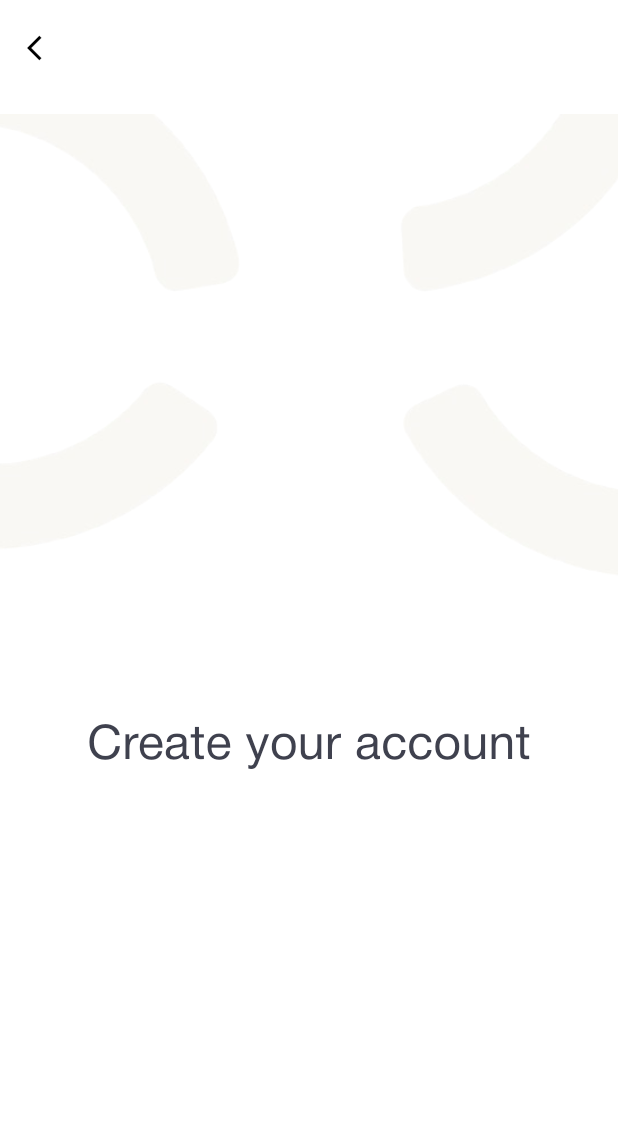
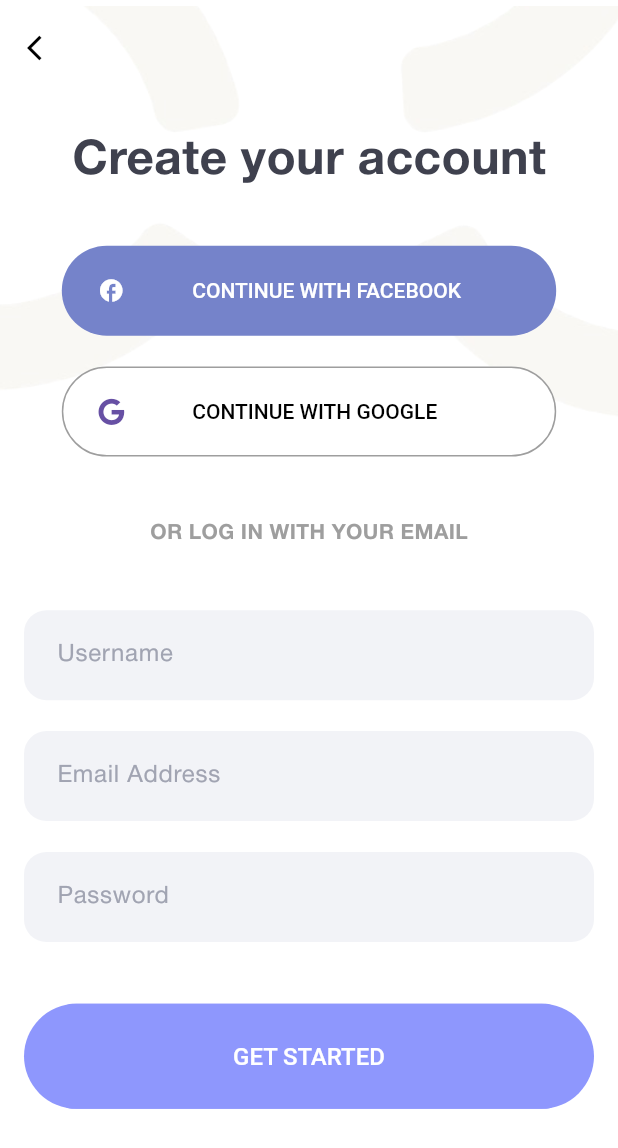
Before and after one commit to Tolutoon/silent_moon, a Flutter app: the SignUpPage screen opened by its route, on a phone screen of 412 x 824 dp. Shown: the top 1148 px of the screen. Run offline on Flutter 3.47's test engine with Material 3 defaults, Android fonts, the phone set to English and light mode, and no system bars; our stand-ins replace flutter_dotenv, flutter_svg, font_awesome_flutter, go_router, supabase_flutter; accounts and stored records are empty; network calls fail.

Commit message:
signup page build in progress

```diff
--- a/lib/common/widgets/input/basicInput/basicInput.dart
+++ b/lib/common/widgets/input/basicInput/basicInput.dart
@@ -1,14 +1,22 @@
 import 'package:flutter/material.dart';
 
-class BasicInputField extends StatelessWidget {
+class BasicInputField extends StatefulWidget {
   final String hintText;
-  const BasicInputField({super.key, required this.hintText});
+  final TextEditingController controller;
+  const BasicInputField(
+      {super.key, required this.hintText, required this.controller});
 
+  @override
+  State<BasicInputField> createState() => _BasicInputFieldState();
+}
+
+class _BasicInputFieldState extends State<BasicInputField> {
   @override
   Widget build(BuildContext context) {
     return TextFormField(
+      controller: widget.controller,
       decoration: InputDecoration(
-          hintText: hintText,
+          hintText: widget.hintText,
           contentPadding: const EdgeInsets.all(18),
           border: OutlineInputBorder(borderRadius: BorderRadius.circular(32))),
     );
--- a/lib/main.dart
+++ b/lib/main.dart
@@ -1,4 +1,3 @@
-import 'package:flutter_dotenv/flutter_dotenv.dart';
 import 'package:silent_moon/import.dart';
 
 String supabaseKey = dotenv.env['anonKey']!;
@@ -13,7 +12,6 @@ void main() async {
 class MyApp extends StatelessWidget {
   const MyApp({super.key});
 
-  // This widget is the root of your application.
   @override
   Widget build(BuildContext context) {
     return MaterialApp.router(
--- a/lib/presentation/auth/signin.dart
+++ b/lib/presentation/auth/signin.dart
@@ -6,33 +6,33 @@ class SignInPage extends StatelessWidget {
   @override
   Widget build(BuildContext context) {
     final height = MediaQuery.of(context).size.height;
-    // final width = MediaQuery.of(context).size.width;
+    TextEditingController emailAdressController = TextEditingController();
+    TextEditingController passwordController = TextEditingController();
 
     return Scaffold(
-      extendBodyBehindAppBar: true, // Makes AppBar overlay background
-      backgroundColor: AppColors.backgroundColor, // Keeps scaffold background
+      extendBodyBehindAppBar: true,
+      backgroundColor: AppColors.backgroundColor,
       appBar: const BasicAppBar(
         route: '/',
       ),
       body: Stack(
         children: [
-          // Background Image positioned higher
           Positioned(
-            top: -50, // Move the image upwards
+            top: -50,
             left: 0,
             right: 0,
             child: Image.asset(
               Appimages.backImg,
               width: double.infinity,
               fit: BoxFit.cover,
-              height: MediaQuery.of(context).size.height * 0.4, // Adjust height
+              height: MediaQuery.of(context).size.height * 0.4,
             ),
           ),
 
           // Main content
           Column(
             children: [
-              const SizedBox(height: kToolbarHeight + 40), // Space for AppBar
+              const SizedBox(height: kToolbarHeight + 40),
               Expanded(
                 child: Center(
                   child: Padding(
@@ -66,7 +66,6 @@ class SignInPage extends StatelessWidget {
                             hasOutline: true,
                             onPressed: () {},
                             icon: FontAwesomeIcons.google,
-                            // color: Colors.white,
                             textColor: Colors.black,
                             backgroundColor: Colors.white,
                             text: 'Continue with Google',
@@ -83,14 +82,16 @@ class SignInPage extends StatelessWidget {
                           SizedBox(
                             height: height * 0.05,
                           ),
-                          const BasicInputField(
+                          BasicInputField(
                             hintText: 'Email Address',
+                            controller: emailAdressController,
                           ),
                           SizedBox(
                             height: height * 0.025,
                           ),
-                          const BasicInputField(
+                          BasicInputField(
                             hintText: 'Password',
+                            controller: passwordController,
                           ),
                           SizedBox(
                             height: height * 0.05,
--- a/lib/presentation/auth/signup.dart
+++ b/lib/presentation/auth/signup.dart
@@ -1,48 +1,146 @@
-import 'package:flutter/material.dart';
-import 'package:silent_moon/common/widgets/appbar/appbar.dart';
-import 'package:silent_moon/core/config/assets/app_images.dart';
+import 'package:silent_moon/auth/auth_service.dart';
 import 'package:silent_moon/import.dart';
 
-class SignUpPage extends StatelessWidget {
+class SignUpPage extends StatefulWidget {
   const SignUpPage({super.key});
+
+  @override
+  State<SignUpPage> createState() => _SignUpPageState();
+}
+
+class _SignUpPageState extends State<SignUpPage> {
+  TextEditingController usernameController = TextEditingController();
+  TextEditingController emailAdressController = TextEditingController();
+  TextEditingController passwordController = TextEditingController();
+
+  @override
+  void initState() {
+    super.initState();
+    emailAdressController = TextEditingController();
+    passwordController = TextEditingController();
+  }
+
+  @override
+  void dipose() {
+    emailAdressController.dispose();
+    passwordController.dispose();
+  }
 
   @override
   Widget build(BuildContext context) {
     final height = MediaQuery.of(context).size.height;
 
+    final authService = AuthService();
+
+    void signup() async {
+      final email = emailAdressController.text;
+      final password = passwordController.text;
+
+      print('$email, $password');
+      try {
+        await authService.signUpWithEmailAndPassword(email, password);
+      } catch (e) {
+        ScaffoldMessenger.of(context)
+            .showSnackBar(SnackBar(content: Text('Error: ${e.toString()}')));
+      }
+    }
+
     return Scaffold(
+      extendBodyBehindAppBar: true,
       appBar: const BasicAppBar(
         route: '/',
       ),
       body: Stack(
         children: [
           Positioned(
+              top: -30,
+              left: 0,
+              right: 0,
               child: Image.asset(
                 Appimages.backImg,
                 width: double.infinity,
                 fit: BoxFit.cover,
                 height: height * 0.4,
               )),
-
-          //main content
-          const Column(
+          Column(
             children: [
-              SizedBox(
-                height: kToolbarHeight + 40,
-              ),
               Expanded(
                   child: Center(
                 child: Padding(
-                  padding: EdgeInsets.symmetric(horizontal: 16),
+                  padding: const EdgeInsets.symmetric(horizontal: 16),
                   child: SingleChildScrollView(
+                    child: Form(
                       child: Column(
                         children: [
-                        Text(
+                          const Text(
                             "Create your account",
                             style: TextStyle(
-                              fontSize: 32, color: AppColors.darkBlue),
+                                fontSize: 32,
+                                color: AppColors.darkBlue,
+                                fontWeight: FontWeight.bold),
                           ),
+                          SizedBox(
+                            height: height * 0.04,
+                          ),
+                          SocialButton(
+                            onPressed: () {},
+                            icon: Icons.facebook,
+                            color: Colors.white,
+                            textColor: Colors.white,
+                            backgroundColor: AppColors.secondary,
+                            text: 'Continue with Facebook',
+                          ),
+                          SizedBox(
+                            height: height * 0.025,
+                          ),
+                          SocialButton(
+                            hasOutline: true,
+                            onPressed: () {},
+                            icon: FontAwesomeIcons.google,
+                            textColor: Colors.black,
+                            backgroundColor: Colors.white,
+                            text: 'Continue with Google',
+                          ),
+                          SizedBox(
+                            height: height * 0.05,
+                          ),
+                          const Text(
+                            'OR LOG IN WITH YOUR EMAIL',
+                            style: TextStyle(
+                                color: Colors.grey,
+                                fontWeight: FontWeight.bold),
+                          ),
+                          SizedBox(
+                            height: height * 0.05,
+                          ),
+                          BasicInputField(
+                            hintText: 'Username',
+                            controller: usernameController,
+                          ),
+                          SizedBox(
+                            height: height * 0.025,
+                          ),
+                          BasicInputField(
+                            hintText: 'Email Address',
+                            controller: emailAdressController,
+                          ),
+                          SizedBox(
+                            height: height * 0.025,
+                          ),
+                          BasicInputField(
+                            hintText: 'Password',
+                            controller: passwordController,
+                          ),
+                          SizedBox(
+                            height: height * 0.05,
+                          ),
+                          BasicAppButton(
+                            onPressed: () => signup(),
+                            title: 'get started',
+                            height: 70,
+                          )
                         ],
+                      ),
                     ),
                   ),
                 ),
```
Lines whose indentation alone changed are shown as unchanged.
